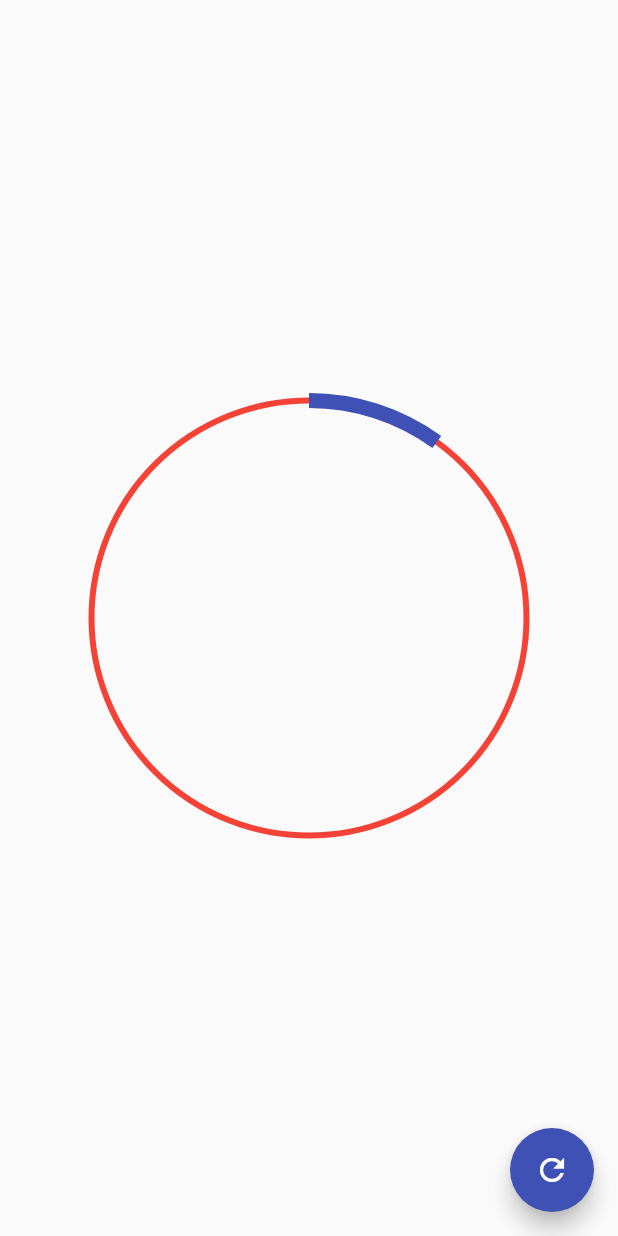
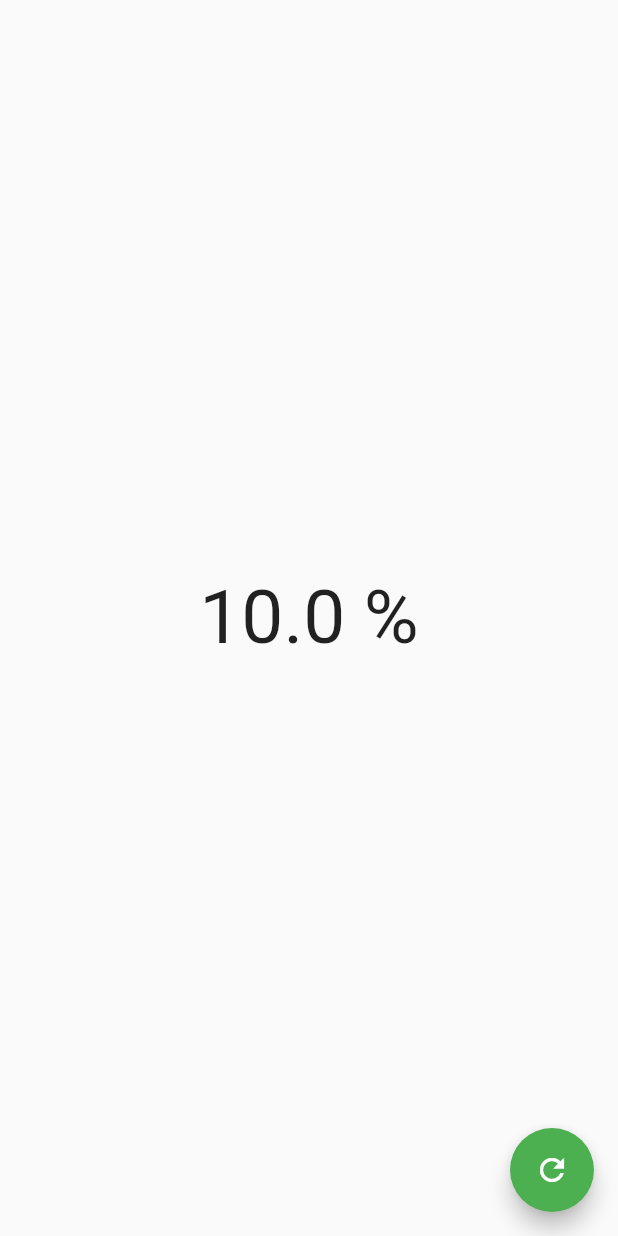
Before and after one commit to MichiLunar/Flutter-mobil-desing, a Flutter app: the screen it shows after launch, after a tap on the "refresh" icon, on a phone screen of 412 x 824 dp. Run offline on Flutter 3.47's test engine with Material 2 defaults, Android fonts, the phone set to English and light mode, and no system bars.

Commit message:
ProgressBar circular: clase 48

```diff
--- a/lib/main.dart
+++ b/lib/main.dart
@@ -12,7 +12,7 @@ class MyApp extends StatelessWidget {
     return const MaterialApp(
       debugShowCheckedModeBanner: false,
       title: 'Diseños App',
-      home: CircularProgressPage(),
+      home: GraficasCircularesPage(),
     );
   }
 }
--- /dev/null
+++ b/lib/src/pages/graficas_circulares_page.dart
@@ -0,0 +1,35 @@
+import 'package:flutter/material.dart';
+
+class GraficasCircularesPage extends StatefulWidget {
+  const GraficasCircularesPage({Key? key}) : super(key: key);
+
+  @override
+  State<GraficasCircularesPage> createState() => _GraficasCircularesPageState();
+}
+
+class _GraficasCircularesPageState extends State<GraficasCircularesPage> {
+  double porcentaje = 0.0;
+  @override
+  Widget build(BuildContext context) {
+    return Scaffold(
+      floatingActionButton: FloatingActionButton(
+        backgroundColor: Colors.green,
+        onPressed: () {
+          setState(() {
+            porcentaje += 10;
+            if (porcentaje > 100) {
+              porcentaje = 0;
+            }
+          });
+        },
+        child: const Icon(Icons.refresh_outlined),
+      ),
+      body: Center(
+        child: Text(
+          '$porcentaje %',
+          style: const TextStyle(fontSize: 50),
+        ),
+      ),
+    );
+  }
+}
--- a/lib/src/pages/pages.dart
+++ b/lib/src/pages/pages.dart
@@ -1,4 +1,6 @@
-export 'package:desing_fonts/src/pages/circular_progress_page.dart';
+export 'package:desing_fonts/src/pages/graficas_circulares_page.dart';
+
+export 'package:desing_fonts/src/labs/circular_progress_page.dart';
 
 export 'package:desing_fonts/src/pages/animations_page.dart';
 
```
Also changed, not shown: pubspec.yaml (+4 -12 lines), lib/src/labs/circular_progress_page.dart (renamed from lib/src/pages/circular_progress_page.dart), pubspec.lock, 1 other file.
